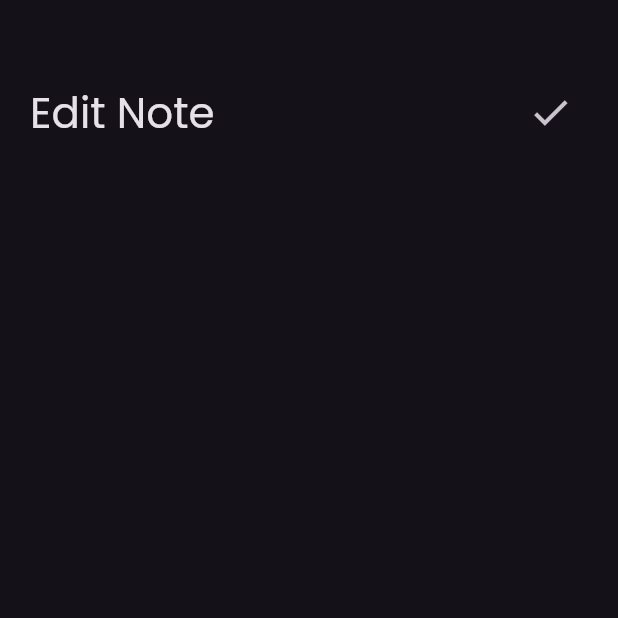
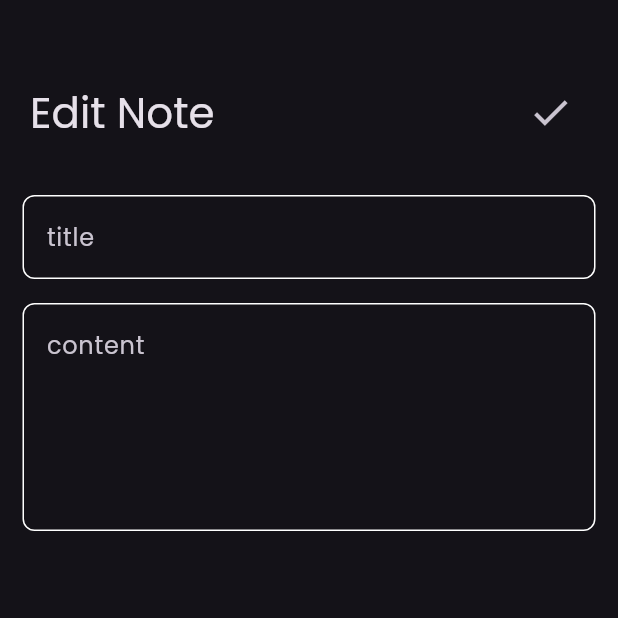
Before and after one commit to mohammedragp924/notes_app, a Flutter app: the EditNoteView screen opened directly, on a phone screen of 412 x 824 dp, the top half of it. Run offline on Flutter 3.47's test engine with Material 3 defaults, Android fonts, the phone set to English and light mode, and no system bars.

Commit message:
finish UI done

```diff
--- a/lib/widgets/edit_view_body.dart
+++ b/lib/widgets/edit_view_body.dart
@@ -1,5 +1,6 @@
 import 'package:flutter/material.dart';
 import 'package:note_app/widgets/custom_app_bar.dart';
+import 'package:note_app/widgets/custom_text_field.dart';
 
 class EditNoteViewBody extends StatelessWidget {
   const EditNoteViewBody({super.key});
@@ -9,8 +10,19 @@ class EditNoteViewBody extends StatelessWidget {
     return const Column(
       children: [
         Padding(
-          padding: EdgeInsets.only(top: 50.0, left: 20.0, right: 20.0),
-          child: CustomAppBar(title: 'Edit Note', icon: Icons.check),
+          padding: EdgeInsets.only(top: 50.0),
+          child: Column(
+            children: [
+              Padding(
+                padding: EdgeInsets.only(left: 20.0, right: 20.0),
+                child: CustomAppBar(title: 'Edit Note', icon: Icons.check),
+              ),
+              SizedBox(height: 30),
+              CustomTextField(hintText: 'title'),
+              SizedBox(height: 16),
+              CustomTextField(hintText: 'content', maxLines: 5),
+            ],
+          ),
         ),
       ],
     );
```
